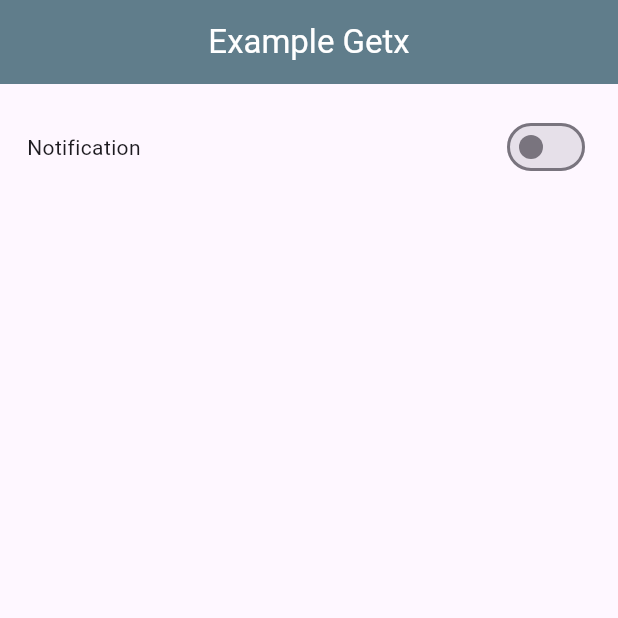
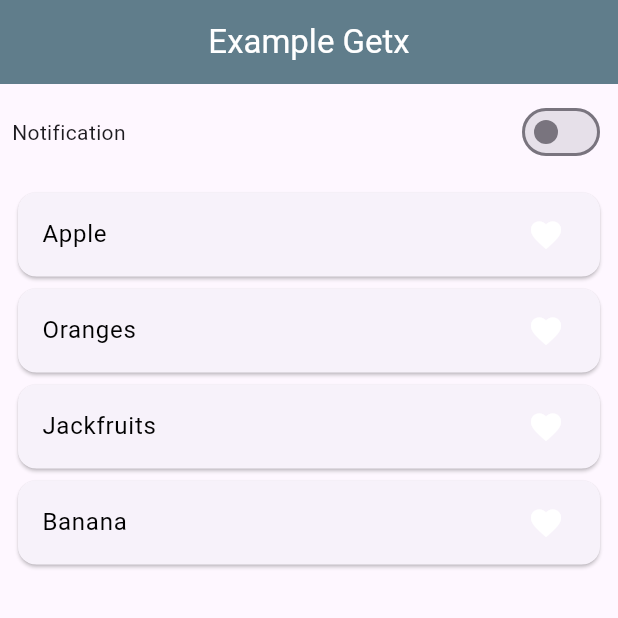
Before and after one commit to MouBiswas16/example_getx, a Flutter app: the screen it shows after launch, on a phone screen of 412 x 824 dp, the top half of it. Run offline on Flutter 3.47's test engine with Material 3 defaults, Android fonts, the phone set to English and light mode, and no system bars; our stand-ins replace get.

Commit message:
listview with favorite items

```diff
--- /dev/null
+++ b/lib/controller/favorite_controller.dart
@@ -0,0 +1,14 @@
+import 'package:get/get.dart';
+
+class FavoriteController extends GetxController {
+  RxList<String> fruitList = ["Apple", "Oranges", "Jackfruits", "Banana"].obs;
+  RxList favoriteFruitArray = [].obs;
+
+  addToFavorite(String value) {
+    favoriteFruitArray.add(value);
+  }
+
+  removeFromFavorite(String value) {
+    favoriteFruitArray.remove(value);
+  }
+}
--- a/lib/screens/home_screen.dart
+++ b/lib/screens/home_screen.dart
@@ -1,4 +1,5 @@
 import 'package:example_getx/controller/example_conrtoller.dart';
+import 'package:example_getx/controller/favorite_controller.dart';
 import 'package:flutter/material.dart';
 import 'package:get/get.dart';
 
@@ -11,6 +12,7 @@ class HomeScreen extends StatefulWidget {
 
 class _HomeScreenState extends State<HomeScreen> {
   final ExampleConrtoller exampleConrtoller = Get.put(ExampleConrtoller());
+  final FavoriteController favoriteController = Get.put(FavoriteController());
 
   @override
   Widget build(BuildContext context) {
@@ -22,7 +24,7 @@ class _HomeScreenState extends State<HomeScreen> {
       ),
       body: Center(
         child: Padding(
-          padding: const EdgeInsets.all(18),
+          padding: const EdgeInsets.all(8),
           child: Column(
             children: [
               Row(
@@ -39,6 +41,49 @@ class _HomeScreenState extends State<HomeScreen> {
                   }),
                 ],
               ),
+              SizedBox(height: MediaQuery.of(context).size.width * 0.03),
+              Expanded(
+                child: Obx(() {
+                  return ListView.builder(
+                    itemCount: favoriteController.fruitList.length,
+                    itemBuilder: (context, index) {
+                      return Card(
+                        child: ListTile(
+                          onTap: () {
+                            if (favoriteController.favoriteFruitArray.contains(
+                              favoriteController.fruitList[index],
+                            )) {
+                              favoriteController.removeFromFavorite(
+                                favoriteController.fruitList[index],
+                              );
+                            } else {
+                              favoriteController.addToFavorite(
+                                favoriteController.fruitList[index],
+                              );
+                            }
+                          },
+                          title: Text(
+                            favoriteController.fruitList[index],
+                            style: TextStyle(color: Colors.black),
+                          ),
+                          trailing: Obx(() {
+                            return Icon(
+                              Icons.favorite,
+                              color:
+                                  favoriteController.favoriteFruitArray
+                                          .contains(
+                                            favoriteController.fruitList[index],
+                                          )
+                                      ? Colors.red
+                                      : Colors.white,
+                            );
+                          }),
+                        ),
+                      );
+                    },
+                  );
+                }),
+              ),
             ],
           ),
         ),
```
